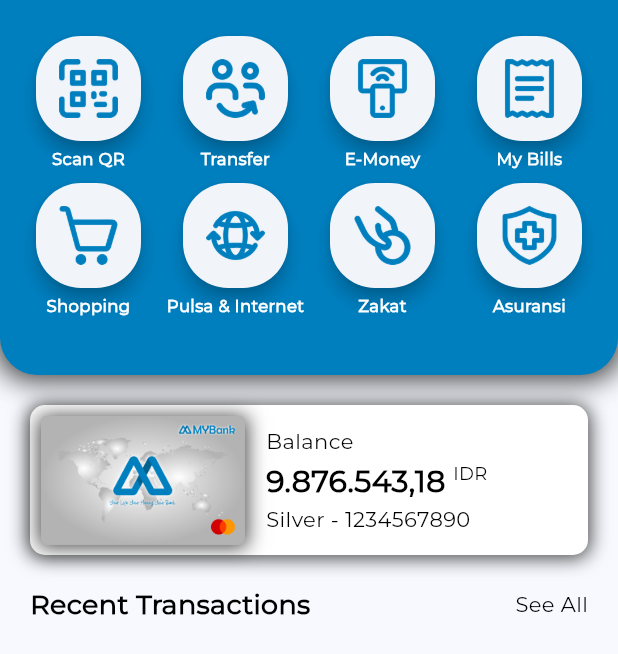
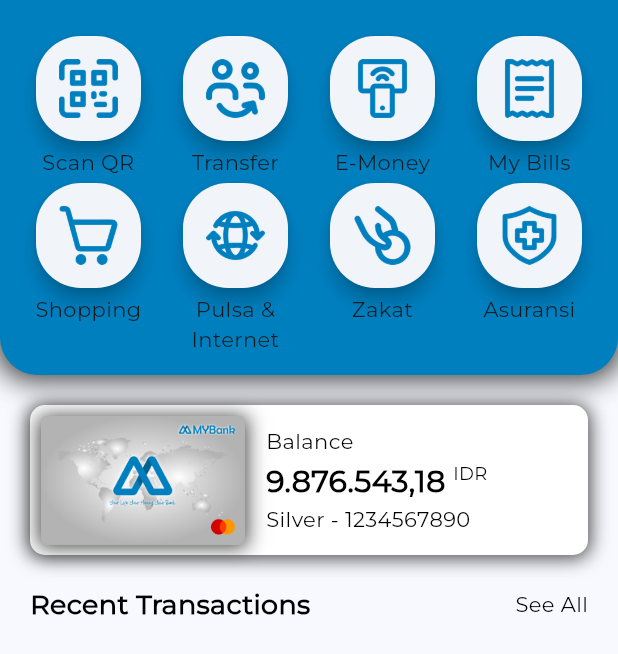
Before and after one commit to fadliaziz21/mybank_app, a Flutter app: the DashboardHomePage screen opened directly, on a phone screen of 412 x 824 dp. Shown: the top 654 px of the screen. Run offline on Flutter 3.47's test engine with Material 2 defaults, Android fonts, the phone set to English and light mode, and no system bars; our stand-ins replace smooth_page_indicator; statements that could not run were skipped.

Commit message:
change TextStyle to parameterize

```diff
--- a/lib/features/dashboard_home/dashboard_home_widget.dart
+++ b/lib/features/dashboard_home/dashboard_home_widget.dart
@@ -1,5 +1,4 @@
 import 'package:flutter/material.dart';
-import 'package:mybank_app/constans/colors.dart';
 import 'package:mybank_app/constans/styles.dart';
 
 class DashboardMenu extends StatelessWidget {
@@ -43,11 +42,7 @@ class DashboardMenu extends StatelessWidget {
                   child: Text(
                     menuName,
                     textAlign: TextAlign.center,
-                    style: TextStyle(
-                      fontSize: 11,
-                      fontWeight: FontWeight.bold,
-                      color: AppColors.whiteColor,
-                    ),
+                    style: FontStyles.textWhite11bold,
                   ),
                 ),
               )
```
